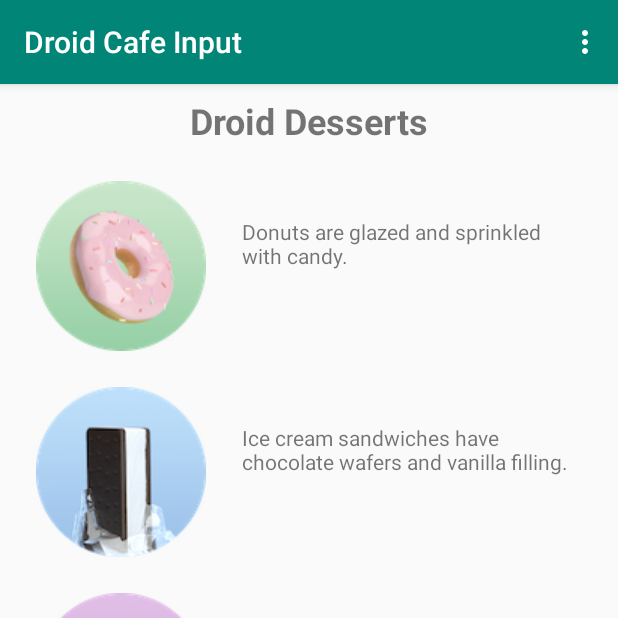
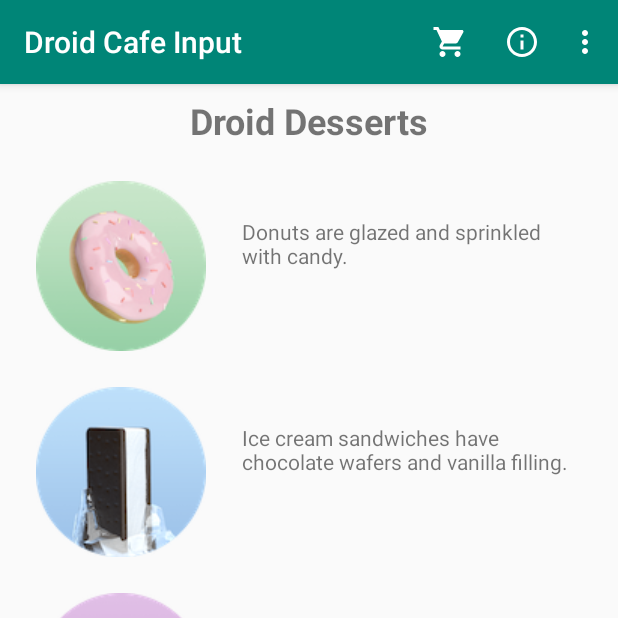
Before and after one commit to thom1376/Lab4, an Android app: the screen it shows after launch (MainActivity), on a phone screen of 412 x 824 dp, the top half of it. Run offline under Robolectric (Android 15) with nearby library versions, the phone set to English and light mode, and no system bars.

Commit message:
Add icons for menu items in Droid Cafe Input project

```diff
--- /dev/null
+++ b/DroidCafeInput/app/src/main/res/drawable-anydpi/ic_favorites.xml
@@ -0,0 +1,10 @@
+<vector xmlns:android="http://schemas.android.com/apk/res/android"
+    android:width="24dp"
+    android:height="24dp"
+    android:viewportWidth="24"
+    android:viewportHeight="24"
+    android:tint="#FFFFFF">
+    <path
+        android:fillColor="#FF000000"
+        android:pathData="M12,21.35l-1.45,-1.32C5.4,15.36 2,12.28 2,8.5 2,5.42 4.42,3 7.5,3c1.74,0 3.41,0.81 4.5,2.09C13.09,3.81 14.76,3 16.5,3 19.58,3 22,5.42 22,8.5c0,3.78 -3.4,6.86 -8.55,11.54L12,21.35z"/>
+</vector>
--- /dev/null
+++ b/DroidCafeInput/app/src/main/res/drawable-anydpi/ic_status_info.xml
@@ -0,0 +1,10 @@
+<vector xmlns:android="http://schemas.android.com/apk/res/android"
+    android:width="24dp"
+    android:height="24dp"
+    android:viewportWidth="24"
+    android:viewportHeight="24"
+    android:tint="#FFFFFF">
+    <path
+        android:fillColor="#FF000000"
+        android:pathData="M11,17h2v-6h-2v6zM12,2C6.48,2 2,6.48 2,12s4.48,10 10,10 10,-4.48 10,-10S17.52,2 12,2zM12,20c-4.41,0 -8,-3.59 -8,-8s3.59,-8 8,-8 8,3.59 8,8 -3.59,8 -8,8zM11,9h2L13,7h-2v2z"/>
+</vector>
--- a/DroidCafeInput/app/src/main/res/menu/menu_main.xml
+++ b/DroidCafeInput/app/src/main/res/menu/menu_main.xml
@@ -12,16 +12,19 @@
         android:id="@+id/action_order"
         android:orderInCategory="10"
         android:title="@string/action_order"
-        app:showAsAction="never" />
+        android:icon="@drawable/ic_shopping_cart"
+        app:showAsAction="always" />
     <item
         android:id="@+id/action_status"
         android:orderInCategory="20"
         android:title="@string/action_status"
-        app:showAsAction="never" />
+        android:icon="@drawable/ic_status_info"
+        app:showAsAction="always" />
 
     <item
         android:id="@+id/action_favorites"
         android:orderInCategory="30"
         android:title="@string/action_favorites"
-        app:showAsAction="never" />
+        android:icon="@drawable/ic_favorites"
+        app:showAsAction="ifRoom" />
 </menu>
```
Also changed, not shown: DroidCafeInput/app/src/main/res/drawable-hdpi/ic_favorites.png (added), DroidCafeInput/app/src/main/res/drawable-hdpi/ic_status_info.png (added), DroidCafeInput/app/src/main/res/drawable-mdpi/ic_favorites.png (added), DroidCafeInput/app/src/main/res/drawable-mdpi/ic_status_info.png (added), DroidCafeInput/app/src/main/res/drawable-xhdpi/ic_favorites.png (added), DroidCafeInput/app/src/main/res/drawable-xhdpi/ic_status_info.png (added), DroidCafeInput/app/src/main/res/drawable-xxhdpi/ic_favorites.png (added), DroidCafeInput/app/src/main/res/drawable-xxhdpi/ic_status_info.png (added).
